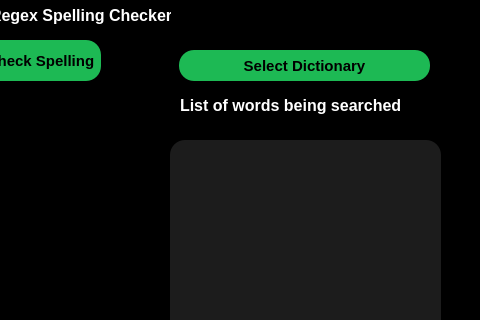
The window that TOA_SPELL_CHECKER/mainwindow.ui (MuhammadHuzaifak2025/TOA-Fourth-Semester) describes before a commit, drawn with Qt 5; both pictures show x 320 to 800 and y 0 to 320 of the 800 by 600 pixel window.
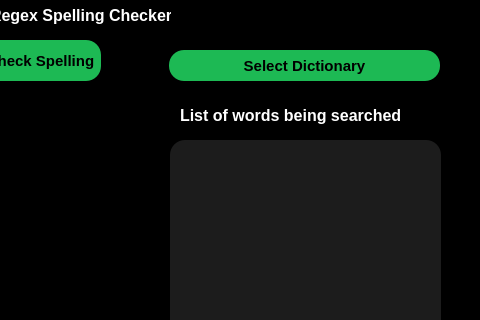
The same window after the commit.

Diff of the .ui file:
```diff
--- a/TOA_SPELL_CHECKER/mainwindow.ui
+++ b/TOA_SPELL_CHECKER/mainwindow.ui
@@ -236,7 +236,7 @@
     <property name="geometry">
      <rect>
       <x>500</x>
-      <y>90</y>
+      <y>100</y>
       <width>251</width>
       <height>31</height>
      </rect>
@@ -248,7 +248,8 @@
      </font>
     </property>
     <property name="styleSheet">
-     <string notr="true">color:white;</string>
+     <string notr="true">color:white;
+text-align: centre;</string>
     </property>
     <property name="text">
      <string>List of words being searched</string>
@@ -282,9 +283,9 @@
     </property>
     <property name="geometry">
      <rect>
-      <x>499</x>
+      <x>489</x>
       <y>50</y>
-      <width>251</width>
+      <width>271</width>
       <height>31</height>
      </rect>
     </property>
```
Left out of the diff: 3 changed lines with no effect on the pictures.
